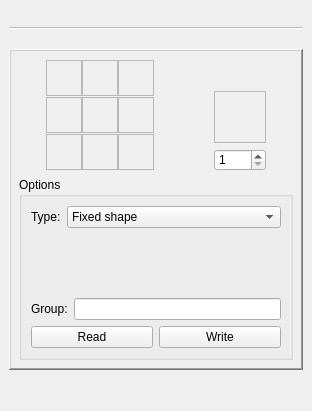
This is src/visualrecipeeditordock.ui in IoeCmcomc/MCDatapacker as Qt 5 draws it before an edit. The edited form follows.
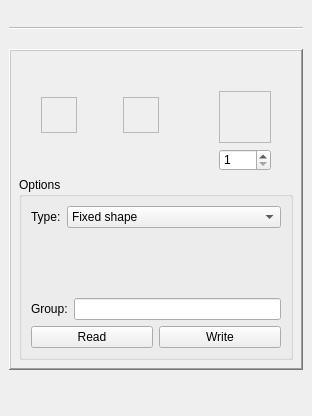
This is the edited form. Icons and pictures are not drawn. Custom widgets are drawn as their Qt base class.

Commit message:
[Minor] Add recipe support for Smithing table
- Fix a error sometimes causing the block/item selector to crash the
program.

The edit to the form file:
```diff
--- a/src/visualrecipeeditordock.ui
+++ b/src/visualrecipeeditordock.ui
@@ -7,7 +7,7 @@
     <x>0</x>
     <y>0</y>
     <width>312</width>
-    <height>411</height>
+    <height>416</height>
    </rect>
   </property>
   <property name="sizePolicy">
@@ -18,8 +18,8 @@
   </property>
   <property name="minimumSize">
    <size>
-    <width>289</width>
-    <height>407</height>
+    <width>293</width>
+    <height>416</height>
    </size>
   </property>
   <property name="font">
@@ -157,7 +157,7 @@
                <enum>QFrame::NoFrame</enum>
               </property>
               <property name="currentIndex">
-               <number>0</number>
+               <number>3</number>
               </property>
               <widget class="QWidget" name="craftingPage">
                <property name="sizePolicy">
@@ -621,6 +621,107 @@
                 </item>
                </layout>
               </widget>
+              <widget class="QWidget" name="smithingPage">
+               <layout class="QVBoxLayout" name="verticalLayout_4">
+                <property name="leftMargin">
+                 <number>0</number>
+                </property>
+                <property name="topMargin">
+                 <number>0</number>
+                </property>
+                <property name="rightMargin">
+                 <number>0</number>
+                </property>
+                <property name="bottomMargin">
+                 <number>0</number>
+                </property>
+                <item>
+                 <layout class="QHBoxLayout" name="horizontalLayout_4">
+                  <item>
+                   <widget class="MCRInvSlot" name="smithingSlot_0">
+                    <property name="sizePolicy">
+                     <sizepolicy hsizetype="Maximum" vsizetype="Maximum">
+                      <horstretch>0</horstretch>
+                      <verstretch>0</verstretch>
+                     </sizepolicy>
+                    </property>
+                    <property name="minimumSize">
+                     <size>
+                      <width>36</width>
+                      <height>36</height>
+                     </size>
+                    </property>
+                    <property name="acceptDrops">
+                     <bool>true</bool>
+                    </property>
+                    <property name="frameShape">
+                     <enum>QFrame::StyledPanel</enum>
+                    </property>
+                    <property name="frameShadow">
+                     <enum>QFrame::Sunken</enum>
+                    </property>
+                    <property name="lineWidth">
+                     <number>2</number>
+                    </property>
+                   </widget>
+                  </item>
+                  <item>
+                   <widget class="QLabel" name="label_3">
+                    <property name="sizePolicy">
+                     <sizepolicy hsizetype="Maximum" vsizetype="Maximum">
+                      <horstretch>0</horstretch>
+                      <verstretch>0</verstretch>
+                     </sizepolicy>
+                    </property>
+                    <property name="minimumSize">
+                     <size>
+                      <width>34</width>
+                      <height>34</height>
+                     </size>
+                    </property>
+                    <property name="text">
+                     <string/>
+                    </property>
+                    <property name="pixmap">
+                     <pixmap resource="../resource/minecraft/minecraft.qrc">:/minecraft/texture/plus.png</pixmap>
+                    </property>
+                    <property name="scaledContents">
+                     <bool>true</bool>
+                    </property>
+                   </widget>
+                  </item>
+                  <item>
+                   <widget class="MCRInvSlot" name="smithingSlot_1">
+                    <property name="sizePolicy">
+                     <sizepolicy hsizetype="Maximum" vsizetype="Maximum">
+                      <horstretch>0</horstretch>
+                      <verstretch>0</verstretch>
+                     </sizepolicy>
+                    </property>
+                    <property name="minimumSize">
+                     <size>
+                      <width>36</width>
+                      <height>36</height>
+                     </size>
+                    </property>
+                    <property name="acceptDrops">
+                     <bool>true</bool>
+                    </property>
+                    <property name="frameShape">
+                     <enum>QFrame::StyledPanel</enum>
+                    </property>
+                    <property name="frameShadow">
+                     <enum>QFrame::Sunken</enum>
+                    </property>
+                    <property name="lineWidth">
+                     <number>2</number>
+                    </property>
+                   </widget>
+                  </item>
+                 </layout>
+                </item>
+               </layout>
+              </widget>
              </widget>
             </item>
             <item>
```
The commit also changes 5 other files.
